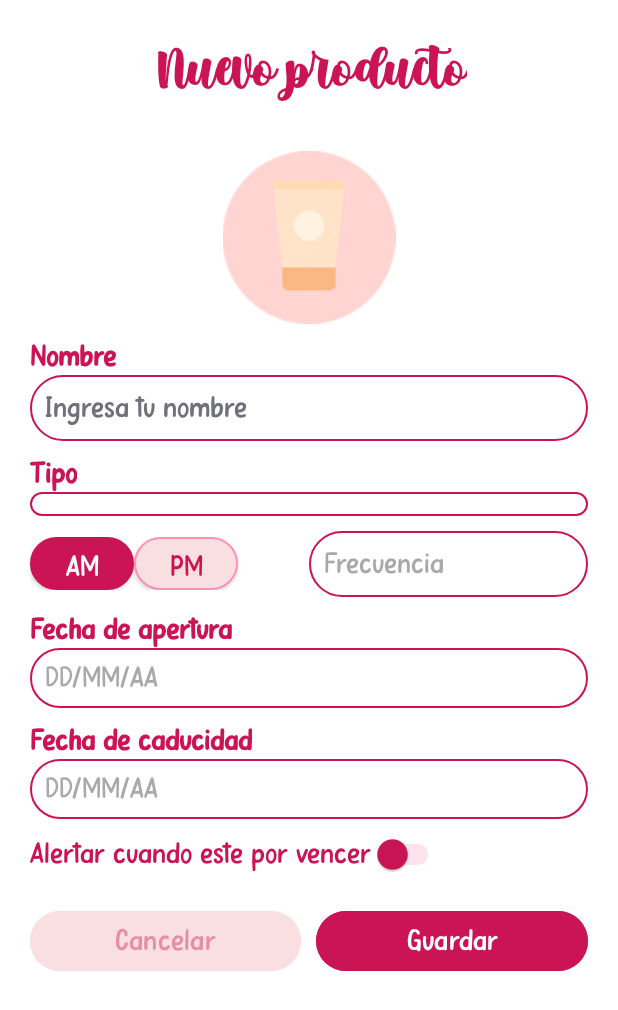
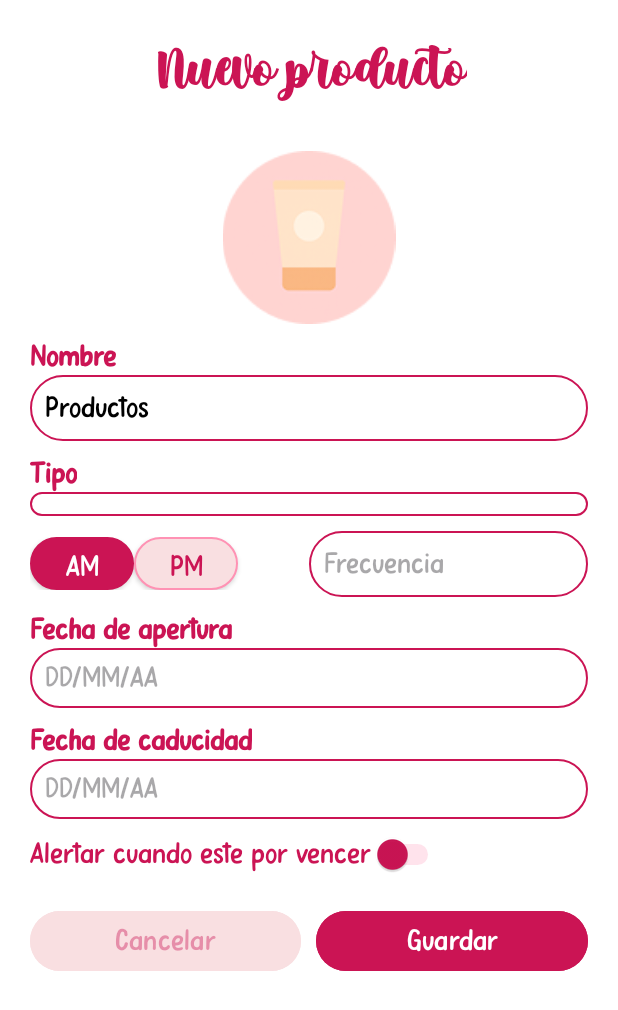
Before and after one commit to clauOrellanaA/wamans20251, an Android app: the Nuevoproducto screen opened directly, with no data from a screen before it, on a phone screen of 412 x 824 dp. Shown: the top 1010 px of the screen. Run offline under Robolectric (Android 15) with nearby library versions, the phone set to English and light mode, and no system bars.

```diff
--- a/app/src/main/res/layout/activity_home.xml
+++ b/app/src/main/res/layout/activity_home.xml
@@ -9,5 +9,6 @@
     <View
         android:layout_width="match_parent"
         android:layout_height="match_parent"
+        android:textAlignment="center"
 />
 </androidx.constraintlayout.widget.ConstraintLayout>
--- a/app/src/main/res/layout/activity_nuevo_producto.xml
+++ b/app/src/main/res/layout/activity_nuevo_producto.xml
@@ -55,6 +55,7 @@
             android:layout_width="match_parent"
             android:layout_height="wrap_content"
             android:background="@drawable/edit_text_rounded"
+            android:text="@string/productos"
             android:padding="10dp"
             android:textColor="@color/black"
             android:textColorHint="@color/gris"/>
--- a/app/src/main/res/layout/activity_productos.xml
+++ b/app/src/main/res/layout/activity_productos.xml
@@ -14,6 +14,7 @@
         android:layout_height="wrap_content"
         android:text="@string/productos"
         style="@style/TitulosRosa"
+        android:gravity="center"
         android:textAlignment="center"
         app:layout_constraintTop_toTopOf="parent"/>
 
```
